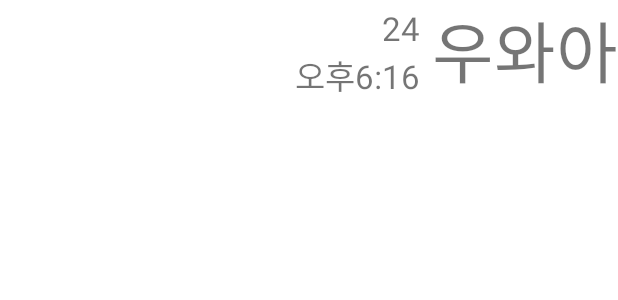
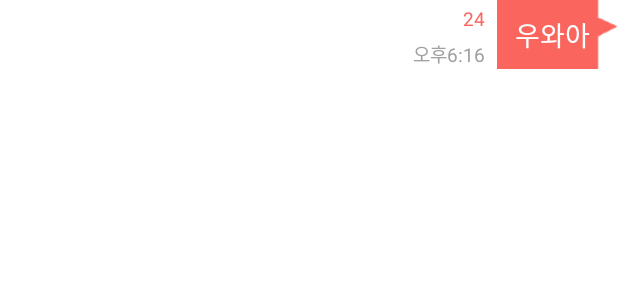
Before and after one commit to Nexters/bullpanApp, an Android app: the layout view_message_to.xml on its own in the app's theme, with its tools: preview values and no code run, on a phone screen of 412 x 824 dp. Shown: the top 300 px of the screen. Run offline under Robolectric (Android 15) with nearby library versions, the phone set to English and light mode, and no system bars.

Commit message:
add background image(bg_chat_red.png) and edit view_message_to layout

```diff
--- a/app/src/main/java/com/bullpan/bullpanapp/activity/ChannelActivity.java
+++ b/app/src/main/java/com/bullpan/bullpanapp/activity/ChannelActivity.java
@@ -9,6 +9,7 @@ import android.support.design.widget.Snackbar;
 import android.support.v4.widget.SwipeRefreshLayout;
 import android.support.v7.app.AppCompatActivity;
 import android.support.v7.widget.Toolbar;
+import android.util.Log;
 import android.view.LayoutInflater;
 import android.view.View;
 import android.widget.AbsListView;
@@ -42,6 +43,8 @@ public class ChannelActivity extends AppCompatActivity implements SwipeRefreshLa
     private String nickname;
     private String uuid;
 
+    private static String TAG = "ys";
+
     @Override
     protected void onCreate(Bundle savedInstanceState) {
         super.onCreate(savedInstanceState);
@@ -66,6 +69,7 @@ public class ChannelActivity extends AppCompatActivity implements SwipeRefreshLa
         appKey = extras.getString("appKey");
         uuid = extras.getString("uuid");
         nickname = extras.getString("nickname");
+        Log.d(TAG, "닉네임 여기선 뭐?"+nickname);
         SendBird.init(appKey);
         SendBird.login(uuid, nickname);
     }
--- a/app/src/main/res/layout/content_chatting.xml
+++ b/app/src/main/res/layout/content_chatting.xml
@@ -14,7 +14,7 @@
         android:paddingLeft="8dp"
         android:paddingRight="6.67dp"
         android:paddingBottom="15.33dp"
-        android:backgroundTint="#ffdcdc">
+        android:background="#fceeee">
         <ListView
             android:id="@+id/list"
             android:layout_width="match_parent"
--- a/app/src/main/res/layout/view_message_from_name.xml
+++ b/app/src/main/res/layout/view_message_from_name.xml
@@ -3,7 +3,7 @@
     android:layout_width="match_parent"
     android:layout_height="wrap_content"
     xmlns:tools="http://schemas.android.com/tools"
-    android:background="#fceeee">
+    tools:background="#fceeee">
 
     <ImageView
         android:layout_width="50.67dp"
@@ -36,7 +36,6 @@
             tools:text="홍블리 완전 핵귀욤"
             android:id="@+id/message"
             android:textSize="18dp"
-
             android:layout_alignParentTop="true"
             android:layout_alignParentLeft="true"
             android:layout_alignParentStart="true"
--- a/app/src/main/res/layout/view_message_to.xml
+++ b/app/src/main/res/layout/view_message_to.xml
@@ -7,10 +7,15 @@
         android:layout_height="wrap_content"
         android:text="우와아"
         android:id="@+id/message"
-        android:textSize="20pt"
+        android:textSize="18dp"
         android:layout_alignParentTop="true"
         android:layout_alignParentRight="true"
-        android:layout_alignParentEnd="true" />
+        android:textColor="#FFFFFF"
+        android:background="@drawable/bg_chat_red"
+        android:paddingTop="9dp"
+        android:paddingBottom="9dp"
+        android:paddingRight="18.67dp"
+        android:paddingLeft="12dp" />
 
     <LinearLayout
         android:layout_width="wrap_content"
@@ -26,15 +31,18 @@
             android:layout_height="wrap_content"
             android:text="24"
             android:id="@+id/count"
-            android:textSize="10pt"
+            android:textSize="12.67dp"
+            android:layout_marginBottom="4.67dp"
+            android:textColor="#fa655e"
             android:layout_gravity="right" />
 
         <TextView
             android:layout_width="wrap_content"
             android:layout_height="wrap_content"
             android:id="@+id/time"
-            android:textSize="10pt"
+            android:textSize="12.67dp"
             android:text="오후6:16"
+            android:textColor="#a1a0a0"
             android:layout_gravity="right" />
 
     </LinearLayout>
```
Also changed, not shown: app/src/main/java/com/bullpan/bullpanapp/activity/ChattingActivity.java (+8 -6 lines), app/src/main/java/com/bullpan/bullpanapp/adapter/SendBirdChatAdapter.java (+19 -5 lines), app/src/main/res/drawable-xxhdpi/bg_chat_red.png (added).
